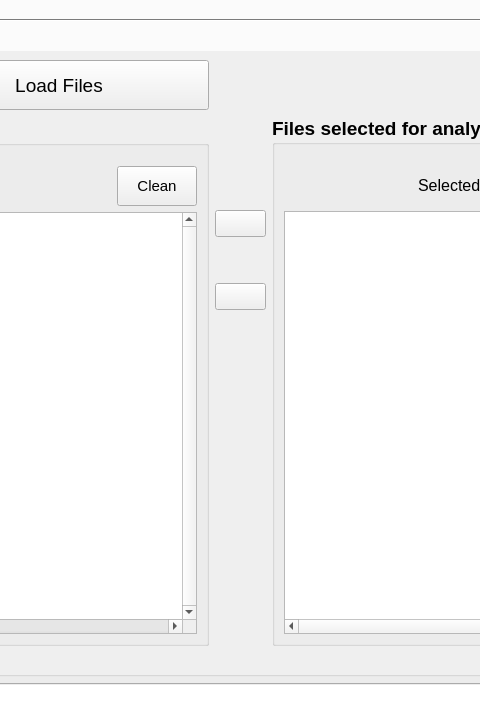
Before: the Qt Designer form rotcoilanalysis/ui/interface.ui in lnls-ima/rotating-coil-analysis, drawn with Qt 5; both pictures show x 416 to 896 and y 97 to 803 of the 1312 by 900 pixel window.
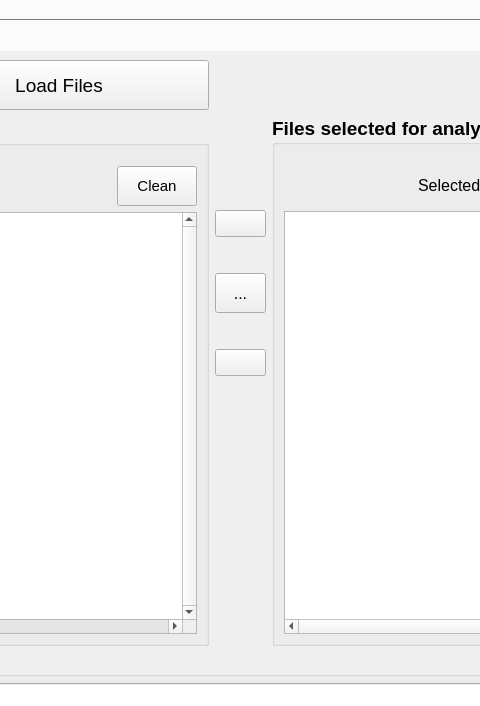
After: the same form once the commit is applied. Icons and pictures are not drawn.

Commit message: Add refresh button

```diff
--- a/rotcoilanalysis/ui/interface.ui
+++ b/rotcoilanalysis/ui/interface.ui
@@ -367,6 +367,51 @@
                 </property>
                </widget>
               </item>
+              <item>
+               <spacer name="verticalSpacer_8">
+                <property name="orientation">
+                 <enum>Qt::Vertical</enum>
+                </property>
+                <property name="sizeType">
+                 <enum>QSizePolicy::Fixed</enum>
+                </property>
+                <property name="sizeHint" stdset="0">
+                 <size>
+                  <width>20</width>
+                  <height>30</height>
+                 </size>
+                </property>
+               </spacer>
+              </item>
+              <item>
+               <widget class="QToolButton" name="bt_refresh_files">
+                <property name="sizePolicy">
+                 <sizepolicy hsizetype="Minimum" vsizetype="Fixed">
+                  <horstretch>0</horstretch>
+                  <verstretch>0</verstretch>
+                 </sizepolicy>
+                </property>
+                <property name="minimumSize">
+                 <size>
+                  <width>0</width>
+                  <height>40</height>
+                 </size>
+                </property>
+                <property name="text">
+                 <string>...</string>
+                </property>
+                <property name="icon">
+                 <iconset>
+                  <normaloff>../resources/img/refresh.png</normaloff>../resources/img/refresh.png</iconset>
+                </property>
+                <property name="iconSize">
+                 <size>
+                  <width>30</width>
+                  <height>30</height>
+                 </size>
+                </property>
+               </widget>
+              </item>
               <item>
                <spacer name="verticalSpacer_2">
                 <property name="orientation">
@@ -378,7 +423,7 @@
                 <property name="sizeHint" stdset="0">
                  <size>
                   <width>20</width>
-                  <height>40</height>
+                  <height>30</height>
                  </size>
                 </property>
                </spacer>
```
Left out of the diff: 65 changed lines with no effect on the pictures. The commit also changes 4 other files.
